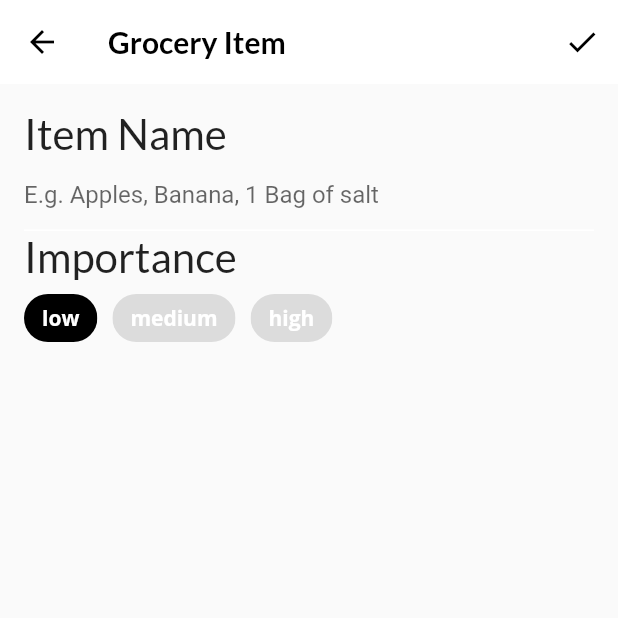
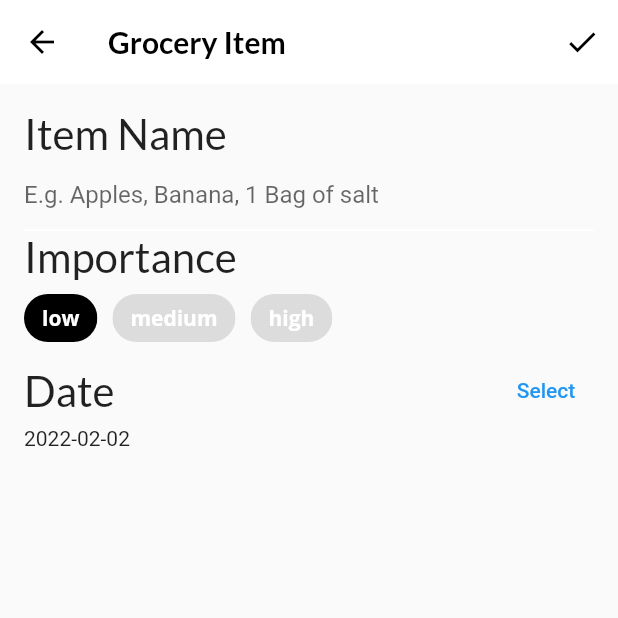
Before and after one commit to tommycp-flutter-apprentice/06-interactive-widgets, a Flutter app: the screen it shows after launch, item 3 of the bottom bar chosen, after a tap on the "add" icon, on a phone screen of 412 x 824 dp, the top half of it. Run offline on Flutter 3.47's test engine with Material 2 defaults, Android fonts, the phone set to English and light mode, and no system bars; our stand-ins replace flutter_colorpicker, google_fonts; project files that could hold a hidden picture were left out.

Commit message:
6.9 Creating the screen to add grocery items: Building the date widget

```diff
--- a/fooderlich/lib/screens/grocery_item_screen.dart
+++ b/fooderlich/lib/screens/grocery_item_screen.dart
@@ -109,7 +109,7 @@ class _GroceryItemScreenState extends State<GroceryItemScreen> {
           children: [
             buildNameField(),
             buildImportanceField(),
-            // TODO 15: Add date picker
+            buildDateField(context),
             // TODO 16: Add time picker
             // TODO 17: Add color picker
             // TODO 18: Add slider
@@ -217,6 +217,51 @@ class _GroceryItemScreenState extends State<GroceryItemScreen> {
   }
 
   // TODO: ADD buildDateField()
+  Widget buildDateField(BuildContext context) {
+    // Adds a Column to lay out elements vertically.
+    return Column(
+      crossAxisAlignment: CrossAxisAlignment.start,
+      children: [
+        // Adds a Row to lay out elements horizontally.
+        Row(
+          // Adds a space between elements in the row.
+          mainAxisAlignment: MainAxisAlignment.spaceBetween,
+          children: [
+            // Adds the date Text.
+            Text(
+              'Date',
+              style: GoogleFonts.lato(fontSize: 28.0),
+            ),
+            // Adds a TextButton to confirm the selected value.
+            TextButton(
+              child: const Text('Select'),
+              // Gets the current date when the user presses the button.
+              onPressed: () async {
+                final currentDate = DateTime.now();
+                // Presents the date picker. You restrict the date picker
+                // and only allow the user to pick a date from today
+                // until five years in the future.
+                final selectedDate = await showDatePicker(
+                  context: context,
+                  initialDate: currentDate,
+                  firstDate: currentDate,
+                  lastDate: DateTime(currentDate.year + 5),
+                );
+                // Sets _dueDate after the user selects a date.
+                setState(() {
+                  if (selectedDate != null) {
+                    _dueDate = selectedDate;
+                  }
+                });
+              },
+            ),
+          ],
+        ),
+        // Format the current date and display it with a Text.
+        Text('${DateFormat('yyyy-MM-dd').format(_dueDate)}'),
+      ],
+    );
+  }
 
   // TODO: Add buildTimeField()
 
```
